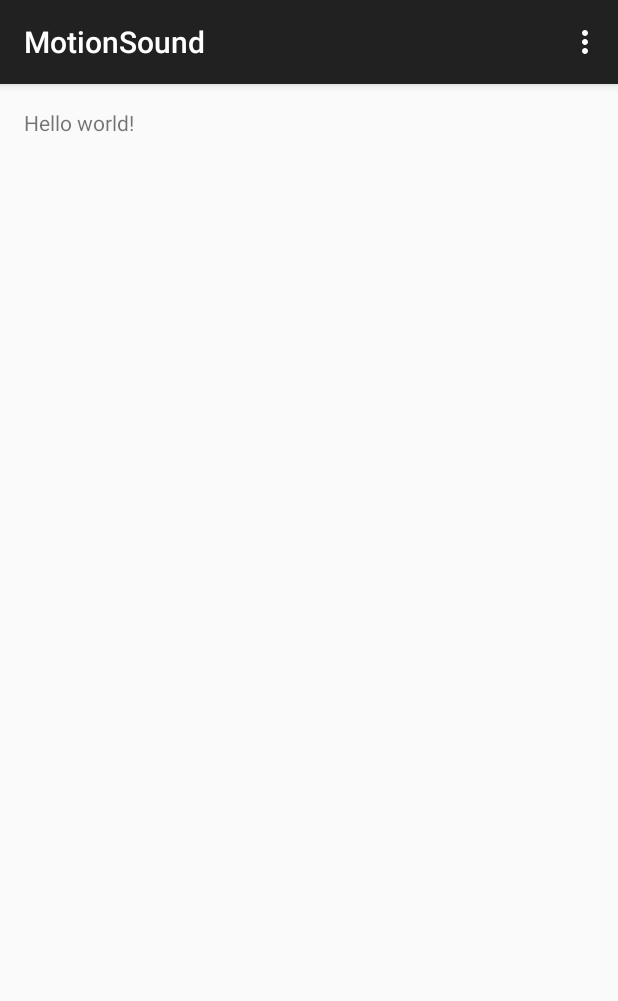
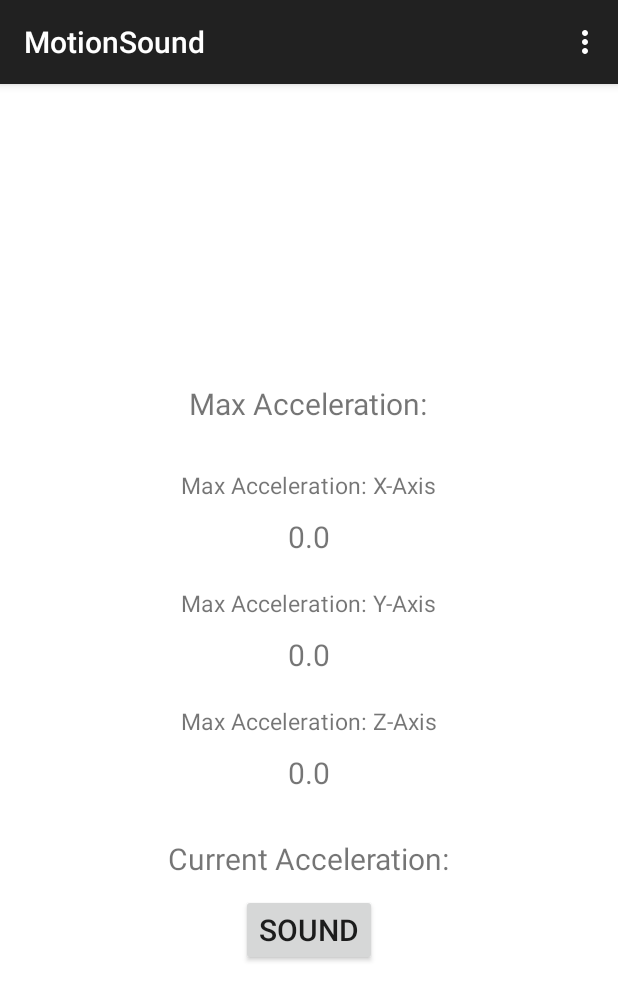
Before and after one commit to invert14/MotionSound, an Android app: the screen it shows after launch (MainActivity), on a phone screen of 412 x 824 dp. Shown: the top 1001 px of the screen. Run offline under Robolectric (Android 15) with nearby library versions, the phone set to English and light mode, and no system bars.

Commit message:
Simple test of accelerometer and sound generation

```diff
--- a/app/src/main/java/pl/gda/pg/eti/motion/sound/MainActivity.java
+++ b/app/src/main/java/pl/gda/pg/eti/motion/sound/MainActivity.java
@@ -1,34 +1,75 @@
 package pl.gda.pg.eti.motion.sound;
 
+import android.content.Context;
+import android.hardware.Sensor;
+import android.hardware.SensorEvent;
+import android.hardware.SensorEventListener;
+import android.hardware.SensorManager;
+import android.os.Bundle;
 import android.support.v7.app.ActionBarActivity;
-import android.support.v7.app.ActionBar;
-import android.support.v4.app.Fragment;
-import android.os.Bundle;
-import android.view.LayoutInflater;
 import android.view.Menu;
 import android.view.MenuItem;
 import android.view.View;
-import android.view.ViewGroup;
-import android.os.Build;
+import android.widget.TextView;
+import android.widget.Toast;
 
-public class MainActivity extends ActionBarActivity {
+import pl.gda.pg.eti.motion.sound.soundgenerator.SoundGenerator;
+
+public class MainActivity extends ActionBarActivity implements SensorEventListener {
+
+    private float lastX, lastY, lastZ;
+
+    private SensorManager sensorManager;
+    private Sensor accelerometer;
+
+    private float deltaX = 0;
+    private float deltaY = 0;
+    private float deltaZ = 0;
+
+    private final float NOISE_THRESHOLD = 1;
+
+    private TextView currentX, currentY, currentZ;
 
     @Override
     protected void onCreate(Bundle savedInstanceState) {
         super.onCreate(savedInstanceState);
         setContentView(R.layout.activity_main);
 
-        if (savedInstanceState == null) {
-            getSupportFragmentManager().beginTransaction()
-                    .add(R.id.container, new PlaceholderFragment())
-                    .commit();
+        initializeViews();
+        getSensor();
+    }
+
+    private void initializeViews() {
+        currentX = (TextView) findViewById(R.id.currentX);
+        currentY = (TextView) findViewById(R.id.currentY);
+        currentZ = (TextView) findViewById(R.id.currentZ);
+    }
+
+    protected void onResume() {
+        super.onResume();
+        sensorManager.registerListener((SensorEventListener) this, accelerometer, SensorManager.SENSOR_DELAY_NORMAL);
+    }
+
+    protected void onPause() {
+        super.onPause();
+        sensorManager.unregisterListener((SensorEventListener) this);
+    }
+
+    private void getSensor() {
+        sensorManager = (SensorManager) getSystemService(Context.SENSOR_SERVICE);
+        if (sensorManager.getDefaultSensor(Sensor.TYPE_ACCELEROMETER) != null) {
+            accelerometer = sensorManager.getDefaultSensor(Sensor.TYPE_ACCELEROMETER);
+            sensorManager.registerListener((SensorEventListener) this, accelerometer, SensorManager.SENSOR_DELAY_NORMAL);
+        } else {
+            // fail we dont have an accelerometer!
+            Toast failToast = Toast.makeText(getApplicationContext(), "Accelerometer not found :(", 2000);
+            failToast.show();
         }
     }
 
 
     @Override
     public boolean onCreateOptionsMenu(Menu menu) {
-
         // Inflate the menu; this adds items to the action bar if it is present.
         getMenuInflater().inflate(R.menu.main, menu);
         return true;
@@ -46,20 +87,59 @@ public class MainActivity extends ActionBarActivity {
         return super.onOptionsItemSelected(item);
     }
 
-    /**
-     * A placeholder fragment containing a simple view.
-     */
-    public static class PlaceholderFragment extends Fragment {
+    public void makeSound(View view) throws InterruptedException {
 
-        public PlaceholderFragment() {
-        }
+        Toast toast = Toast.makeText(getApplicationContext(), "You should hear a sound", 1500);
+        toast.show();
 
-        @Override
-        public View onCreateView(LayoutInflater inflater, ViewGroup container,
-                Bundle savedInstanceState) {
-            View rootView = inflater.inflate(R.layout.fragment_main, container, false);
-            return rootView;
-        }
+        SoundGenerator.playTone(440, 960, 5);
+
+//        ToneGenerator toneGen = new ToneGenerator(AudioManager.STREAM_MUSIC, 90);
+//        toneGen.startTone(ToneGenerator.TONE_DTMF_0, 500);
+//        Thread.sleep(500);
+//        toneGen.startTone(ToneGenerator.TONE_DTMF_1, 500);
+//        Thread.sleep(500);
+//        toneGen.startTone(ToneGenerator.TONE_DTMF_2, 500);
+//        Thread.sleep(500);
+//        toneGen.release();
+    }
+
+    @Override
+    public void onSensorChanged(SensorEvent sensorEvent) {
+        cleanValues();
+        updateCurrentValues();
+
+        deltaX = Math.abs(lastX - sensorEvent.values[0]);
+        deltaY = Math.abs(lastY - sensorEvent.values[1]);
+        deltaZ = Math.abs(lastZ - sensorEvent.values[2]);
+
+        if (deltaX < NOISE_THRESHOLD)
+            deltaX = 0;
+        if (deltaY < NOISE_THRESHOLD)
+            deltaY = 0;
+        if (deltaZ < NOISE_THRESHOLD)
+            deltaZ = 0;
+
+        lastX = sensorEvent.values[0];
+        lastY = sensorEvent.values[1];
+        lastZ = sensorEvent.values[2];
+    }
+
+    private void updateCurrentValues() {
+        currentX.setText(Float.toString(deltaX));
+        currentY.setText(Float.toString(deltaY));
+        currentZ.setText(Float.toString(deltaZ));
+    }
+
+    private void cleanValues() {
+        currentX.setText("0.0");
+        currentY.setText("0.0");
+        currentZ.setText("0.0");
+    }
+
+    @Override
+    public void onAccuracyChanged(Sensor sensor, int i) {
+
     }
 
 }
--- a/app/src/main/res/layout/activity_main.xml
+++ b/app/src/main/res/layout/activity_main.xml
@@ -1,7 +1,86 @@
-<FrameLayout xmlns:android="http://schemas.android.com/apk/res/android"
-    xmlns:tools="http://schemas.android.com/tools"
-    android:id="@+id/container"
+<LinearLayout xmlns:android="http://schemas.android.com/apk/res/android"
     android:layout_width="match_parent"
     android:layout_height="match_parent"
-    tools:context="pl.gda.pg.eti.motion.sound.MainActivity"
-    tools:ignore="MergeRootFrame" />
+    android:layout_gravity="center"
+    android:background="#ffffff"
+    android:gravity="center"
+    android:orientation="vertical"
+    android:paddingTop="20dp" >
+
+    <TextView
+        android:layout_width="wrap_content"
+        android:layout_height="wrap_content"
+        android:layout_gravity="center"
+        android:layout_marginBottom="10dp"
+        android:text="Max Acceleration:"
+        android:textSize="20dp" />
+
+    <TextView
+        android:layout_width="wrap_content"
+        android:layout_height="wrap_content"
+        android:layout_gravity="center"
+        android:layout_marginTop="20dp"
+        android:text="Max Acceleration: X-Axis"
+        android:textSize="15dp" />
+
+    <TextView
+        android:id="@+id/currentX"
+        android:layout_width="wrap_content"
+        android:layout_height="wrap_content"
+        android:layout_gravity="center"
+        android:layout_marginTop="10dp"
+        android:text="0.0"
+        android:textSize="20dp" />
+
+    <TextView
+        android:layout_width="wrap_content"
+        android:layout_height="wrap_content"
+        android:layout_gravity="center"
+        android:layout_marginTop="20dp"
+        android:text="Max Acceleration: Y-Axis"
+        android:textSize="15dp" />
+
+    <TextView
+        android:id="@+id/currentY"
+        android:layout_width="wrap_content"
+        android:layout_height="wrap_content"
+        android:layout_gravity="center"
+        android:layout_marginTop="10dp"
+        android:text="0.0"
+        android:textSize="20dp" />
+
+    <TextView
+        android:layout_width="wrap_content"
+        android:layout_height="wrap_content"
+        android:layout_gravity="center"
+        android:layout_marginTop="20dp"
+        android:text="Max Acceleration: Z-Axis"
+        android:textSize="15dp" />
+
+    <TextView
+        android:id="@+id/currentZ"
+        android:layout_width="wrap_content"
+        android:layout_height="wrap_content"
+        android:layout_gravity="center"
+        android:layout_marginTop="10dp"
+        android:text="0.0"
+        android:textSize="20dp" />
+
+    <TextView
+        android:layout_width="wrap_content"
+        android:layout_height="wrap_content"
+        android:layout_gravity="center"
+        android:layout_marginBottom="10dp"
+        android:layout_marginTop="30dp"
+        android:text="Current Acceleration:"
+        android:textSize="20dp" />
+    <Button
+        android:id="@+id/button"
+        android:layout_width="wrap_content"
+        android:layout_height="wrap_content"
+        android:text="SOUND"
+        android:textSize="20dp"
+        android:onClick="makeSound"/>
+
+
+</LinearLayout>
--- a/app/src/main/res/layout/fragment_main.xml
+++ /dev/null
@@ -1,16 +0,0 @@
-<RelativeLayout xmlns:android="http://schemas.android.com/apk/res/android"
-    xmlns:tools="http://schemas.android.com/tools"
-    android:layout_width="match_parent"
-    android:layout_height="match_parent"
-    android:paddingLeft="@dimen/activity_horizontal_margin"
-    android:paddingRight="@dimen/activity_horizontal_margin"
-    android:paddingTop="@dimen/activity_vertical_margin"
-    android:paddingBottom="@dimen/activity_vertical_margin"
-    tools:context="pl.gda.pg.eti.motion.sound.MainActivity$PlaceholderFragment">
-
-    <TextView
-        android:text="@string/hello_world"
-        android:layout_width="wrap_content"
-        android:layout_height="wrap_content" />
-
-</RelativeLayout>
--- a/app/src/main/res/values/strings.xml
+++ b/app/src/main/res/values/strings.xml
@@ -4,5 +4,6 @@
     <string name="app_name">MotionSound</string>
     <string name="hello_world">Hello world!</string>
     <string name="action_settings">Settings</string>
+    <string name="buttonText">Do something!</string>
 
 </resources>
```
Also changed, not shown: app/src/main/java/pl/gda/pg/eti/motion/sound/soundgenerator/SoundGenerator.java (added, +65 -0 lines), 2 other files.
